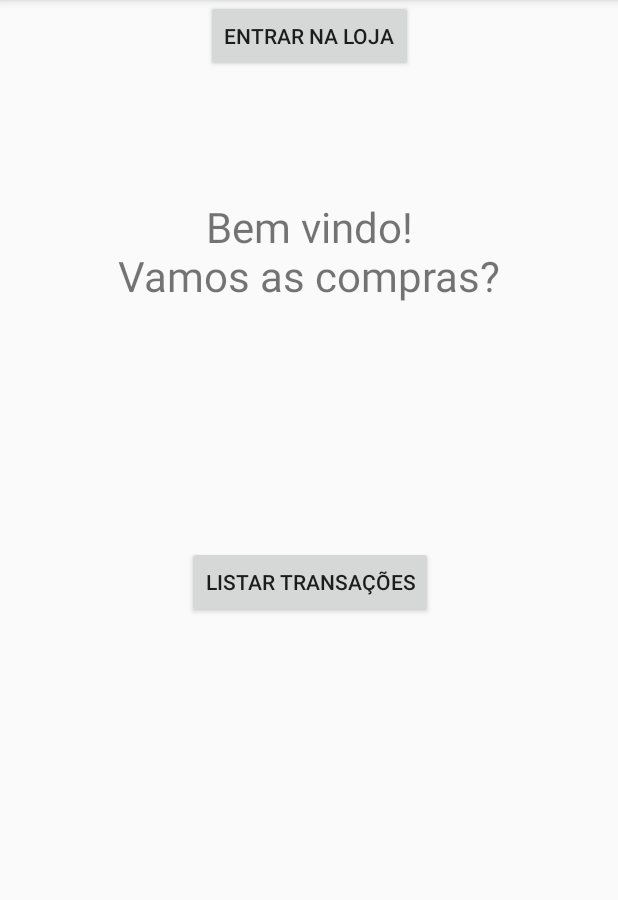
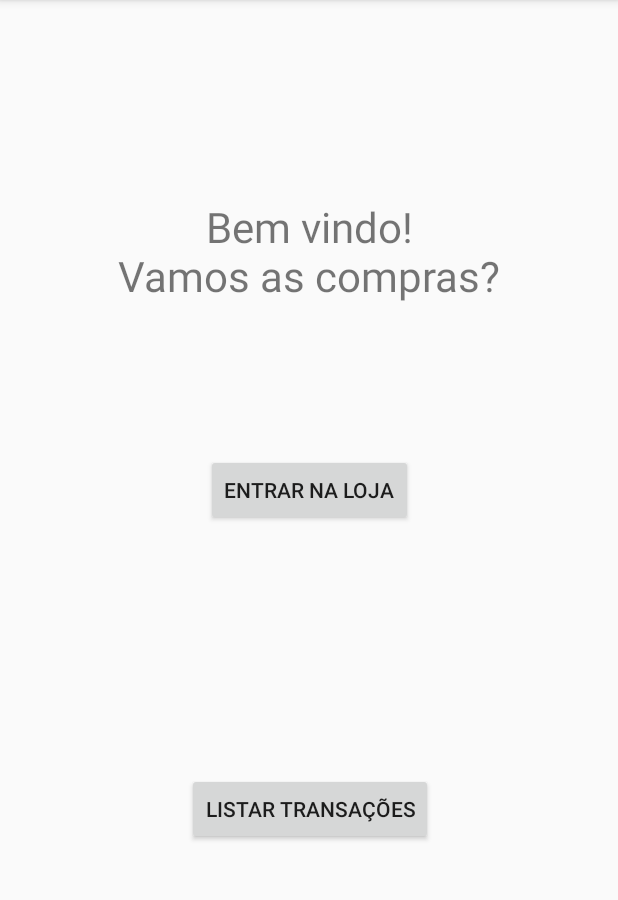
Before and after one commit to FourAndSurfer/VirtualStore, an Android app: the screen it shows after launch (MainActivity), on a phone screen of 412 x 824 dp, the part 84-984 px from its top. Run offline under Robolectric (Android 15) with nearby library versions, the phone set to English and light mode, and no system bars.

Commit message:
ajeitando botao

```diff
--- a/app/src/main/res/layout/activity_main.xml
+++ b/app/src/main/res/layout/activity_main.xml
@@ -12,12 +12,13 @@
         android:layout_height="wrap_content"
         android:layout_marginEnd="8dp"
         android:layout_marginStart="8dp"
+        android:layout_marginTop="100dp"
         android:onClick="telaItem"
         android:text="@string/enter_store_btn"
         app:layout_constraintEnd_toEndOf="parent"
         app:layout_constraintHorizontal_bias="0.502"
         app:layout_constraintStart_toStartOf="parent"
-        tools:layout_editor_absoluteY="303dp" />
+        app:layout_constraintTop_toBottomOf="@+id/textView" />
 
     <TextView
         android:id="@+id/textView"
```
